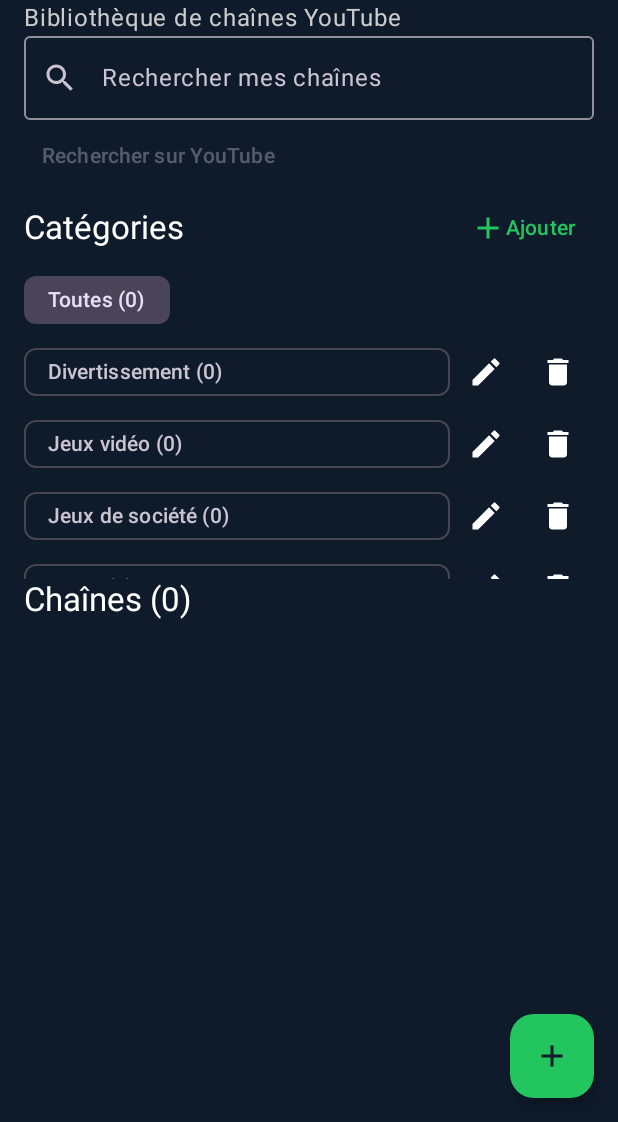
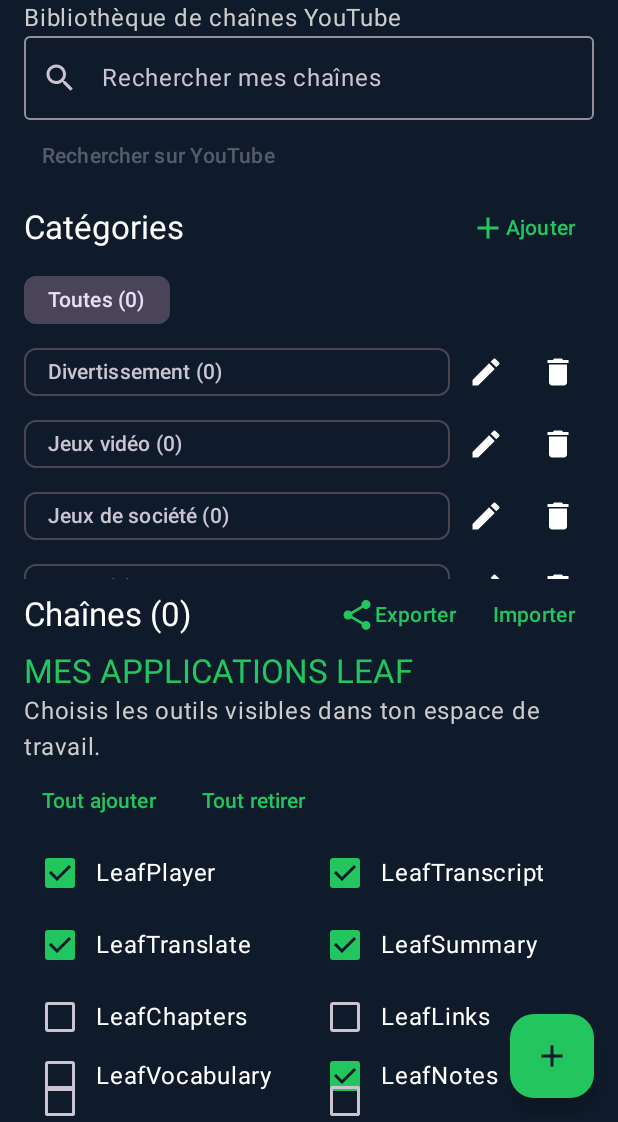
Before and after one commit to pierrecuny78-collab/LeafYoutubeRecovery, an Android app built with Jetpack Compose: the screen it shows after launch (MainActivity), on a phone screen of 412 x 824 dp, the part 114-1236 px from its top. Run offline under Robolectric (Android 15) with nearby library versions, the phone set to English and light mode, and no system bars.

Commit message:
Add home Leaf app manager and JSON library backup/restore

```diff
--- a/app/src/main/java/com/leafvibe/youtuberecovery/MainActivity.kt
+++ b/app/src/main/java/com/leafvibe/youtuberecovery/MainActivity.kt
@@ -1,6 +1,7 @@
 package com.leafvibe.youtuberecovery
 
 import android.content.Intent
+import android.content.Context
 import android.net.Uri
 import android.os.Bundle
 import androidx.activity.ComponentActivity
@@ -17,6 +18,7 @@ import androidx.compose.material.icons.filled.Edit
 import androidx.compose.material.icons.filled.Search
 import androidx.compose.material.icons.filled.Favorite
 import androidx.compose.material.icons.filled.FavoriteBorder
+import androidx.compose.material.icons.filled.Share
 import androidx.compose.material3.*
 import androidx.compose.runtime.*
 import androidx.compose.ui.Modifier
@@ -49,7 +51,7 @@ class MainActivity:ComponentActivity(){
 }
 
 @Composable private fun Home(cats:List<String>,channels:List<Channel>,saveCats:(List<String>)->Unit,saveChannels:(List<Channel>)->Unit,open:(Channel)->Unit,search:(String)->Unit){
- var filter by remember{mutableStateOf("Toutes")};var query by remember{mutableStateOf("")}
+ var filter by remember{mutableStateOf("Toutes")};var query by remember{mutableStateOf("")};val context=LocalContext.current;var backupDialog by remember{mutableStateOf(false)};var backupText by remember{mutableStateOf("")};var tools by remember{mutableStateOf(context.getSharedPreferences("leaf_youtube_recovery",Context.MODE_PRIVATE).getStringSet("home_tools",setOf("LeafPlayer","LeafTranscript","LeafTranslate","LeafSummary","LeafNotes"))!!.toSet())};val availableTools=listOf("LeafPlayer","LeafTranscript","LeafTranslate","LeafSummary","LeafChapters","LeafLinks","LeafVocabulary","LeafNotes","LeafSimilar","LeafDiscover","LeafPlaylist","LeafGraph","LeafStats")
  var catDialog by remember{mutableStateOf(false)};var editing by remember{mutableStateOf<String?>(null)};var catName by remember{mutableStateOf("")}
  var addDialog by remember{mutableStateOf(false)};var name by remember{mutableStateOf("")};var url by remember{mutableStateOf("")};var newCat by remember{mutableStateOf("Non classées")}
  val shown=channels.filter{(filter=="Toutes"||it.category==filter)&&(query.isBlank()||it.name.contains(query,true)||it.url.contains(query,true))}
@@ -63,9 +65,12 @@ class MainActivity:ComponentActivity(){
  item{FilterChip(filter=="Toutes",{filter="Toutes"},label={Text("Toutes ("+channels.size+")")})}
  items(cats){c->Row(verticalAlignment=androidx.compose.ui.Alignment.CenterVertically){FilterChip(selected=filter==c,onClick={filter=c},label={Text(c+" ("+channels.count{it.category==c}+")")},modifier=Modifier.weight(1f));IconButton(onClick={editing=c;catName=c;catDialog=true}){Icon(Icons.Default.Edit,"Renommer")};if(c!="Non classées")IconButton(onClick={saveChannels(channels.map{if(it.category==c)it.copy(category="Non classées")else it});saveCats(cats.filterNot{it==c});if(filter==c)filter="Non classées"}){Icon(Icons.Default.Delete,"Supprimer")}}}
  }
- Text("Chaînes ("+shown.size+")",style=MaterialTheme.typography.titleLarge)
- LazyColumn(verticalArrangement=Arrangement.spacedBy(8.dp)){items(shown,key={it.id}){c->Card(Modifier.fillMaxWidth().clickable{open(c)},colors=CardDefaults.cardColors(containerColor=Panel)){Column(Modifier.padding(14.dp)){Text(c.name,fontWeight=FontWeight.Bold);Text(c.category,color=Green);Text(c.url,color=Color.LightGray,maxLines=1);if(c.collection.isNotBlank())Text("Collection : "+c.collection,color=Color.LightGray)};IconButton(onClick={saveChannels(channels.map{if(it.id==c.id)it.copy(favorite=!it.favorite)else it})}){Icon(if(c.favorite)Icons.Default.Favorite else Icons.Default.FavoriteBorder,"Favori",tint=if(c.favorite)Green else Color.LightGray)}}}}
+ Row(verticalAlignment=androidx.compose.ui.Alignment.CenterVertically){Text("Chaînes ("+shown.size+")",style=MaterialTheme.typography.titleLarge);Spacer(Modifier.weight(1f));TextButton(onClick={val a=JSONArray();channels.forEach{a.put(JSONObject().put("id",it.id).put("name",it.name).put("url",it.url).put("category",it.category).put("notes",it.notes).put("videos",it.videos).put("playlists",it.playlists).put("favorite",it.favorite).put("collection",it.collection).put("description",it.description))};val root=JSONObject().put("format","LeafYoutubeRecovery").put("version",2).put("categories",JSONArray(cats)).put("channels",a);val send=Intent(Intent.ACTION_SEND).setType("application/json").putExtra(Intent.EXTRA_SUBJECT,"Sauvegarde LeafYoutubeRecovery").putExtra(Intent.EXTRA_TEXT,root.toString(2));context.startActivity(Intent.createChooser(send,"Exporter ma bibliothèque"))}){Icon(Icons.Default.Share,null);Text("Exporter")};TextButton(onClick={backupText="";backupDialog=true}){Text("Importer")}}
+ LazyColumn(verticalArrangement=Arrangement.spacedBy(8.dp)){items(shown,key={it.id}){c->Card(Modifier.fillMaxWidth().clickable{open(c)},colors=CardDefaults.cardColors(containerColor=Panel)){Column(Modifier.padding(14.dp)){Text(c.name,fontWeight=FontWeight.Bold);Text(c.category,color=Green);Text(c.url,color=Color.LightGray,maxLines=1);if(c.description.isNotBlank())Text(c.description,color=Color.LightGray,maxLines=2);if(c.collection.isNotBlank())Text("Collection : "+c.collection,color=Color.LightGray)};IconButton(onClick={saveChannels(channels.map{if(it.id==c.id)it.copy(favorite=!it.favorite)else it})}){Icon(if(c.favorite)Icons.Default.Favorite else Icons.Default.FavoriteBorder,"Favori",tint=if(c.favorite)Green else Color.LightGray)}}}}
+ Text("MES APPLICATIONS LEAF",style=MaterialTheme.typography.titleLarge,color=Green);Text("Choisis les outils visibles dans ton espace de travail.",color=Color.LightGray);Row(horizontalArrangement=Arrangement.spacedBy(6.dp)){TextButton(onClick={val next=availableTools.toSet();tools=next;context.getSharedPreferences("leaf_youtube_recovery",Context.MODE_PRIVATE).edit().putStringSet("home_tools",next).apply()}){Text("Tout ajouter")};TextButton(onClick={tools=emptySet();context.getSharedPreferences("leaf_youtube_recovery",Context.MODE_PRIVATE).edit().putStringSet("home_tools",emptySet()).apply()}){Text("Tout retirer")}}
+ Column {availableTools.chunked(2).forEach{pair->Row {pair.forEach{name->Row(Modifier.weight(1f),verticalAlignment=androidx.compose.ui.Alignment.CenterVertically){Checkbox(name in tools,{checked->tools=if(checked)tools+name else tools-name;context.getSharedPreferences("leaf_youtube_recovery",Context.MODE_PRIVATE).edit().putStringSet("home_tools",tools).apply()});Text(name, maxLines=1)}}}}}
  }}
+ if(backupDialog)AlertDialog(onDismissRequest={backupDialog=false},title={Text("Importer une sauvegarde JSON")},text={Column{Text("Colle ici un export LeafYoutubeRecovery.");OutlinedTextField(backupText,{backupText=it},Modifier.fillMaxWidth(),minLines=6)}} ,confirmButton={TextButton(onClick={runCatching{val root=JSONObject(backupText);val arr=root.getJSONArray("channels");val imported=(0 until arr.length()).map{i->val o=arr.getJSONObject(i);Channel(o.optString("id",System.currentTimeMillis().toString()+i),o.optString("name"),o.optString("url"),o.optString("category","Non classées"),o.optString("notes"),o.optString("videos"),o.optString("playlists"),o.optBoolean("favorite"),o.optString("collection"),o.optString("description"))};val merged=(channels+imported).distinctBy{it.id};saveChannels(merged);val importedCats=root.optJSONArray("categories");if(importedCats!=null){val newCats=(0 until importedCats.length()).map{importedCats.getString(it)};saveCats((cats+newCats).distinct())}}.onSuccess{backupDialog=false}.onFailure{backupText="JSON invalide : "+(it.message?: "erreur")}}){Text("Importer")}},dismissButton={TextButton(onClick={backupDialog=false}){Text("Annuler")}})
  if(catDialog)AlertDialog(onDismissRequest={catDialog=false},title={Text(if(editing==null)"Ajouter une catégorie" else "Renommer la catégorie")},text={OutlinedTextField(catName,{catName=it},label={Text("Nom de catégorie")})},confirmButton={TextButton(onClick={val n=catName.trim();if(n.isNotBlank()&&n!="Non classées"){if(editing==null){if(n !in cats)saveCats(cats+n)}else if(n !in cats){saveCats(cats.map{if(it==editing)n else it});saveChannels(channels.map{if(it.category==editing)it.copy(category=n)else it});if(filter==editing)filter=n}};catDialog=false}){Text("Enregistrer")}},dismissButton={TextButton(onClick={catDialog=false}){Text("Annuler")}})
  if(addDialog)AlertDialog(onDismissRequest={addDialog=false},title={Text("Ajouter une chaîne existante")},text={Column{OutlinedTextField(name,{name=it},label={Text("Nom")});OutlinedTextField(url,{url=it},label={Text("URL ou identifiant YouTube")});Text("Catégorie");cats.forEach{c->Row(verticalAlignment=androidx.compose.ui.Alignment.CenterVertically){RadioButton(newCat==c,{newCat=c});Text(c)}};TextButton(onClick={search(name)},enabled=name.isNotBlank()){Text("Chercher sur YouTube")}}},confirmButton={TextButton(enabled=name.isNotBlank()&&url.isNotBlank(),onClick={saveChannels(channels+Channel(System.currentTimeMillis().toString(),name.trim(),url.trim(),newCat));name="";url="";addDialog=false}){Text("Ajouter")}},dismissButton={TextButton(onClick={addDialog=false}){Text("Annuler")}})
 }
```
